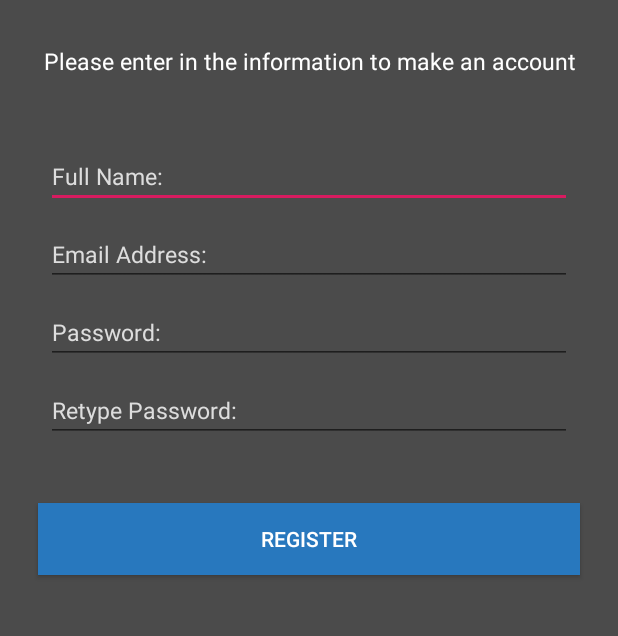
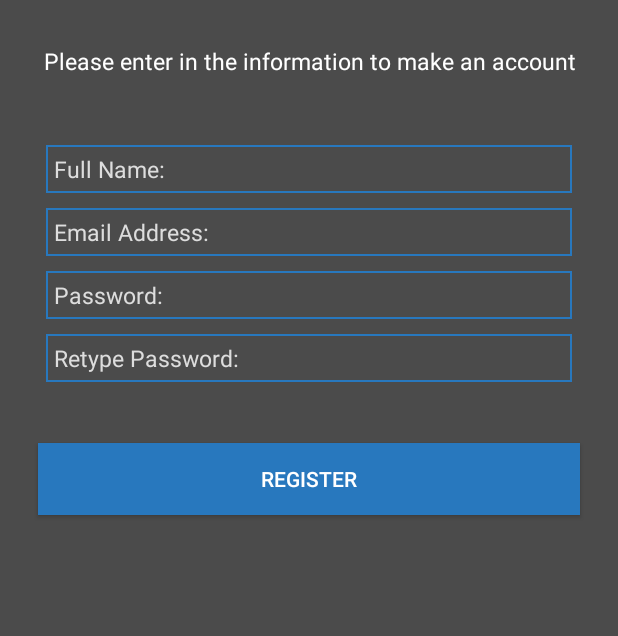
Before and after one commit to Kapish630/SecureVault, an Android app: the screen it shows after launch (Register), after a tap on "No Account? Click Here", on a phone screen of 412 x 824 dp, the part 235-871 px from its top. Run offline under Robolectric (Android 15) with nearby library versions, the phone set to English and light mode, and no system bars; our stand-ins replace ButterKnife; 2 other taps on this screen came first.

Commit message:
Changed some styles

```diff
--- a/app/src/main/java/com/example/kapis/securevault/SplashScreen.java
+++ b/app/src/main/java/com/example/kapis/securevault/SplashScreen.java
@@ -7,13 +7,13 @@ import android.os.Bundle;
 
 public class SplashScreen extends AppCompatActivity {
 
-    public static int splash_time = 3000;
+    public static int splash_time = 1500;
     @Override
     protected void onCreate(Bundle savedInstanceState) {
         super.onCreate(savedInstanceState);
         setContentView(R.layout.activity_splash_screen);
 
-        // switching to the SplashScreen 2 page after 3 seconds for splash screen
+        // Switch from Splash Screen after 1.5 seconds
         new Handler().postDelayed(new Runnable() {
             @Override
             public void run() {
--- /dev/null
+++ b/app/src/main/res/drawable/border.xml
@@ -0,0 +1,9 @@
+<?xml version="1.0" encoding="utf-8"?>
+<shape xmlns:android="http://schemas.android.com/apk/res/android" android:shape="rectangle">
+
+    <stroke
+        android:width="1sp"
+        android:color="@color/colorBlue"
+        />
+
+</shape>
--- a/app/src/main/res/layout/activity_log_in_page.xml
+++ b/app/src/main/res/layout/activity_log_in_page.xml
@@ -62,6 +62,7 @@
 
         <Button
             android:id="@+id/login_SignIn"
+            android:layout_marginTop="10sp"
             android:layout_width="match_parent"
             android:layout_height="wrap_content"
             android:layout_weight="1"
--- a/app/src/main/res/layout/activity_register.xml
+++ b/app/src/main/res/layout/activity_register.xml
@@ -42,6 +42,10 @@
 
         <EditText
             android:id="@+id/reigsterFullName"
+            android:background="@drawable/border"
+            android:paddingBottom="5sp"
+            android:paddingTop="5sp"
+            android:paddingLeft="5sp"
             android:layout_width="match_parent"
             android:layout_height="wrap_content"
             android:layout_marginBottom="10sp"
@@ -57,8 +61,12 @@
 
         <EditText
             android:id="@+id/registerEmail"
+            android:paddingBottom="5sp"
+            android:paddingTop="5sp"
+            android:paddingLeft="5sp"
             android:layout_width="match_parent"
             android:layout_height="wrap_content"
+            android:background="@drawable/border"
             android:layout_marginBottom="10sp"
             android:ems="10"
             android:hint="@string/email_address"
@@ -71,7 +79,11 @@
 
         <EditText
             android:id="@+id/registerPassword1"
+            android:paddingBottom="5sp"
+            android:paddingTop="5sp"
+            android:paddingLeft="5sp"
             android:layout_width="match_parent"
+            android:background="@drawable/border"
             android:layout_height="wrap_content"
             android:layout_marginBottom="10sp"
             android:ems="10"
@@ -85,6 +97,10 @@
 
         <EditText
             android:id="@+id/registerPassword2"
+            android:paddingBottom="5sp"
+            android:paddingTop="5sp"
+            android:paddingLeft="5sp"
+            android:background="@drawable/border"
             android:layout_width="match_parent"
             android:layout_height="wrap_content"
             android:ems="10"
--- a/app/src/main/res/values/strings.xml
+++ b/app/src/main/res/values/strings.xml
@@ -17,7 +17,7 @@
     <string name="no_Account">No Account? Click Here</string>
     <string name="registerMessage">Please enter in the information to make an account</string>
 
-    <string name="alpha">ABCDEFGHIJKLMNOPQRSTUVWXYZabcdefghijklmnopqrstuvwxyz</string>
+    <string name="alpha">ABCDEFGHIJKLMNOPQRSTUVWXY Zabcdefghijklmnopqrstuvwxyz</string>
     <string name="emailHint">Enter in your email address</string>
     <string name="passwordHint">Enter in your password</string>
     <string name="retypePassword">Retype Password:</string>
```
Also changed, not shown: app/src/main/java/com/example/kapis/securevault/FingerprintHandler.java (+29 -17 lines), app/src/main/java/com/example/kapis/securevault/ForgotPassword.java (+8 -1 lines), app/src/main/java/com/example/kapis/securevault/SecondAuthentication.java (+17 -23 lines), app/src/main/res/layout/activity_forgot_password.xml (+18 -4 lines).
